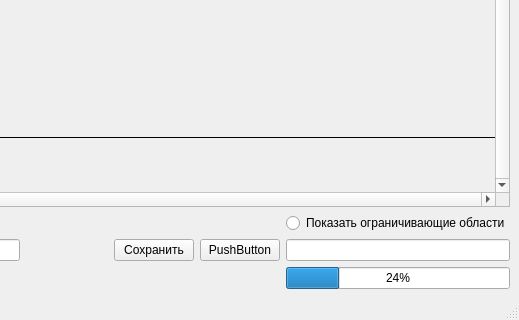
This is my_gui/test.ui in IldarShams/VKR as Qt 5 draws it before an edit; both pictures show x 294 to 813 and y 322 to 642 of the 813 by 642 pixel window. The edited form follows.
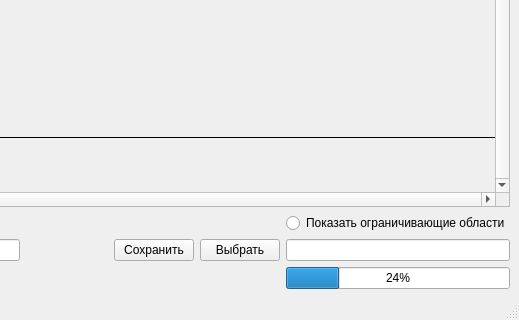
This is the edited form.

What changed in the file:
```diff
--- a/my_gui/test.ui
+++ b/my_gui/test.ui
@@ -179,7 +179,7 @@
     <item row="10" column="10">
      <widget class="QPushButton" name="pushButton">
       <property name="text">
-       <string>PushButton</string>
+       <string>Выбрать</string>
       </property>
      </widget>
     </item>
```
Left out of the diff: 4 changed lines with no effect on the pictures.
